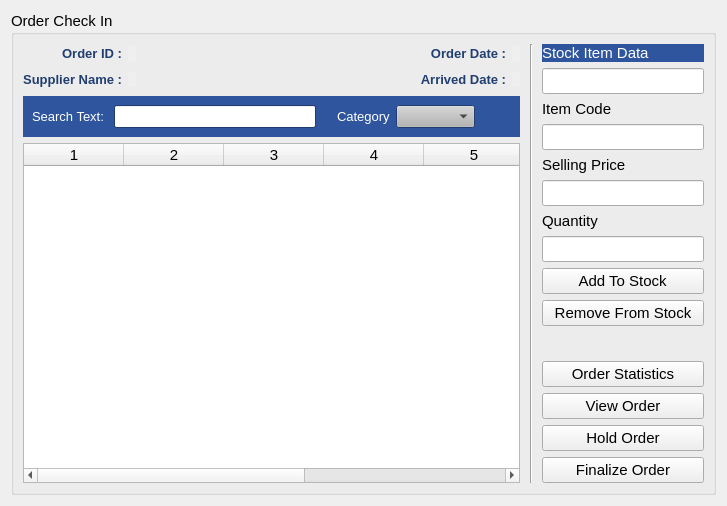
This is estorecpp/ordercheckinwidget.ui in Watti/estorecpp as Qt 5 draws it before an edit. The edited form follows.
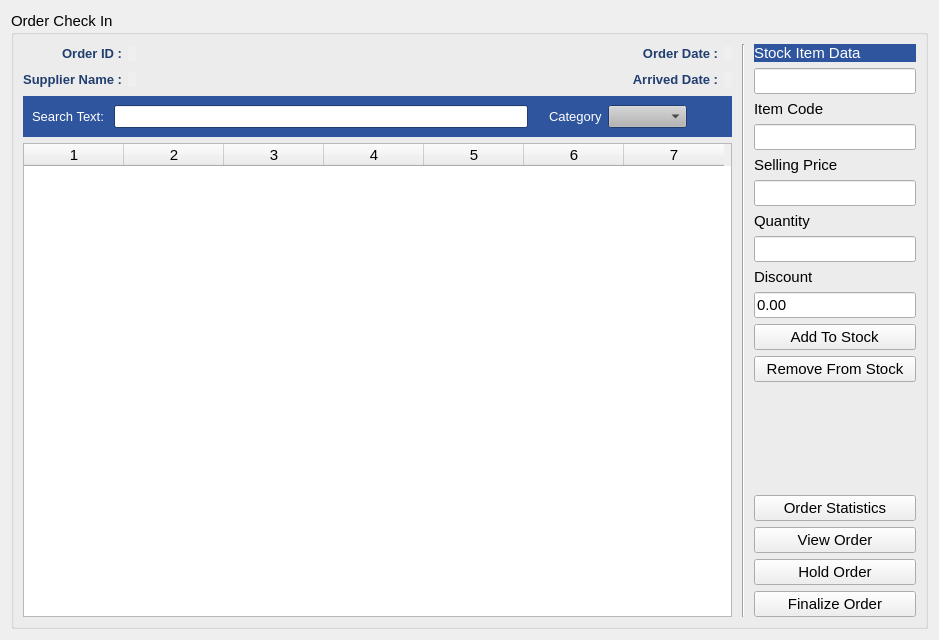
This is the edited form.

The edit to the form file:
```diff
--- a/estorecpp/ordercheckinwidget.ui
+++ b/estorecpp/ordercheckinwidget.ui
@@ -6,8 +6,8 @@
    <rect>
     <x>0</x>
     <y>0</y>
-    <width>727</width>
-    <height>506</height>
+    <width>939</width>
+    <height>640</height>
    </rect>
   </property>
   <property name="font">
@@ -1364,6 +1364,26 @@
           </property>
          </widget>
         </item>
+        <item>
+         <widget class="QLabel" name="label_11">
+          <property name="text">
+           <string>Discount</string>
+          </property>
+         </widget>
+        </item>
+        <item>
+         <widget class="QLineEdit" name="discount">
+          <property name="sizePolicy">
+           <sizepolicy hsizetype="Preferred" vsizetype="Fixed">
+            <horstretch>0</horstretch>
+            <verstretch>0</verstretch>
+           </sizepolicy>
+          </property>
+          <property name="text">
+           <string>0.00</string>
+          </property>
+         </widget>
+        </item>
         <item>
          <widget class="QPushButton" name="addToStockBtn">
           <property name="sizePolicy">
```
